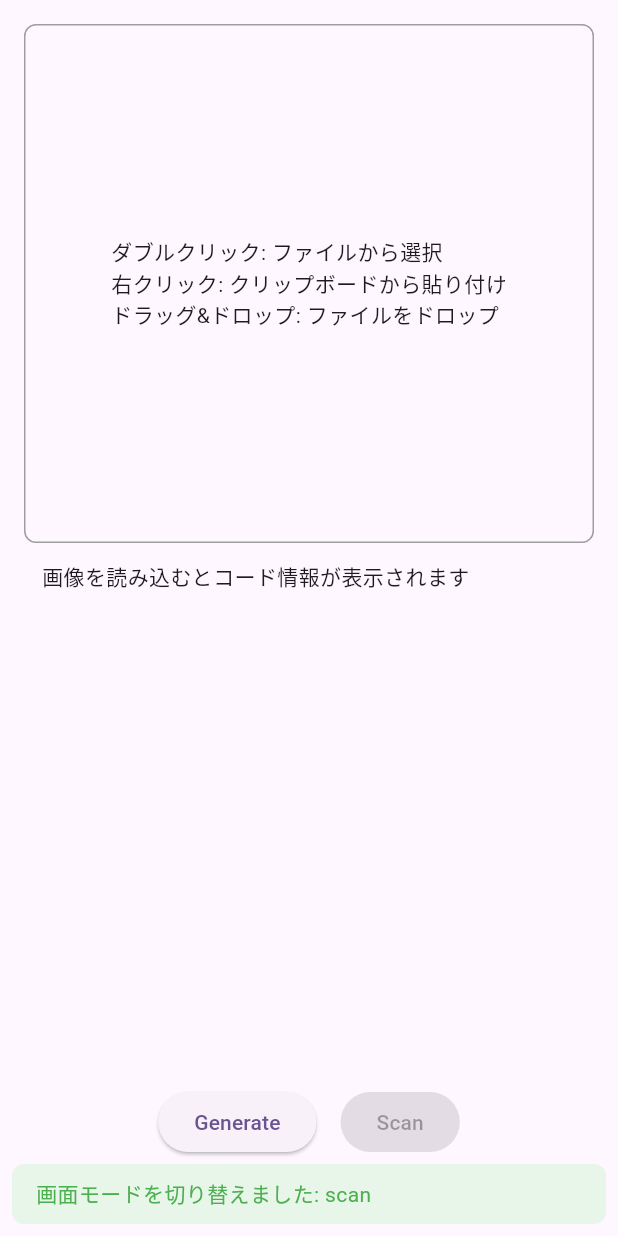
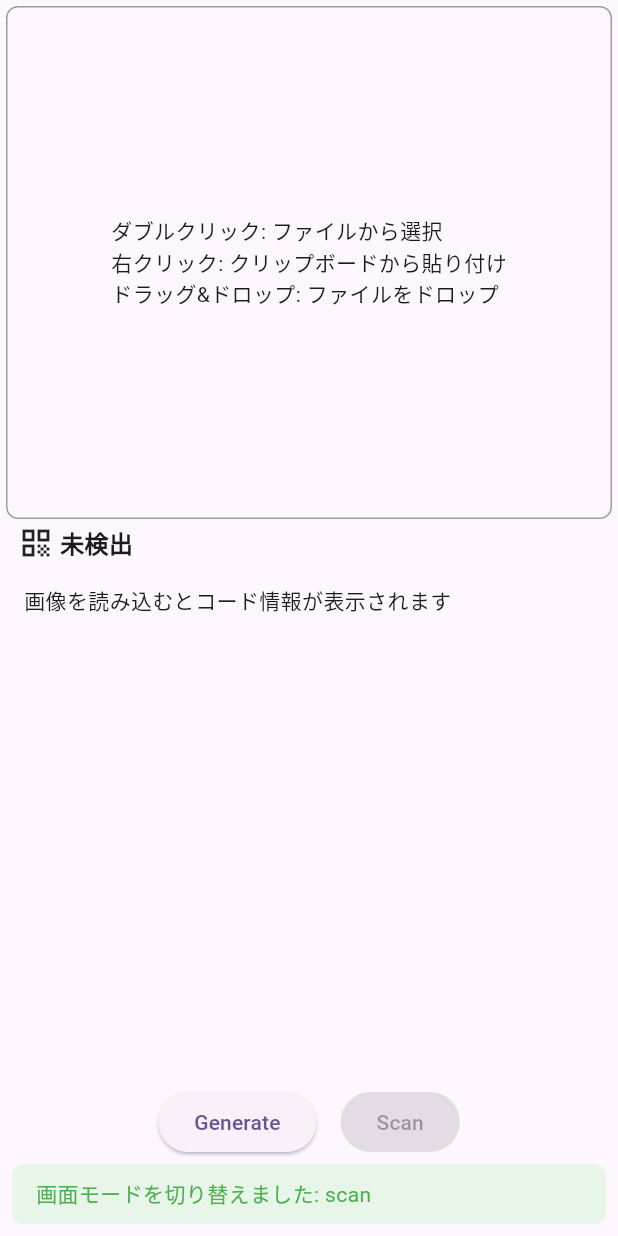
Before and after one commit to boarnasia/qrcodelyze_desktop, a Flutter app: the screen it shows after launch, after a tap on "Scan", on a phone screen of 412 x 824 dp. Run offline on Flutter 3.47's test engine with Material 3 defaults, Android fonts, the phone set to English and light mode, and no system bars; missing offline and left inert: desktop_drop, file_selector, flutter_zxing, pasteboard, window_manager.

Commit message:
ClaudeCodeへ指示をする前にコミットしておく

```diff
--- a/lib/models/barcode_format.dart
+++ b/lib/models/barcode_format.dart
@@ -243,7 +243,7 @@ class BarcodeFormats {
     return allFormats.map((f) => f.category).toSet().toList();
   }
 
-  static BarcodeFormatData get defaultFormat => allFormats.first;
+  static BarcodeFormatData get defaultFormat => getFormatByName('QR Code');
 }
 
 class BarcodeValidationResult {
--- a/lib/providers/scan_provider.dart
+++ b/lib/providers/scan_provider.dart
@@ -1,5 +1,6 @@
 import 'package:flutter/foundation.dart';
 import '../models/image_source.dart';
+import '../models/barcode_format.dart';
 
 class ScanProvider with ChangeNotifier {
   bool _isScanning = false;
@@ -9,6 +10,7 @@ class ScanProvider with ChangeNotifier {
   String? _codeContent;
   Uint8List? _previewData;
   ImageSource? _imageSource;
+  BarcodeFormatData? _currentFormat;
 
   bool get isScanning => _isScanning;
   String? get lastScannedData => _lastScannedData;
@@ -17,6 +19,7 @@ class ScanProvider with ChangeNotifier {
   String? get codeContent => _codeContent;
   Uint8List? get previewData => _previewData;
   ImageSource? get imageSource => _imageSource;
+  BarcodeFormatData? get currentFormat => _currentFormat;
 
   void startScanning() {
     _isScanning = true;
@@ -51,6 +54,11 @@ class ScanProvider with ChangeNotifier {
   void setCodeResult({String? type, String? content}) {
     _codeType = type;
     _codeContent = content;
+    if (type != null) {
+      _currentFormat = BarcodeFormats.getFormatByName(type);
+    } else {
+      _currentFormat = null;
+    }
     notifyListeners();
   }
 
--- a/lib/screens/scan_screen.dart
+++ b/lib/screens/scan_screen.dart
@@ -80,7 +80,7 @@ class _ScanScreenState extends State<ScanScreen> {
   @override
   Widget build(BuildContext context) {
     return Padding(
-      padding: const EdgeInsets.all(16.0),
+      padding: const EdgeInsets.all(4.0),
       child: Column(
         children: [
           Expanded(
@@ -120,6 +120,35 @@ class _ScanScreenState extends State<ScanScreen> {
               ),
             ),
           ),
+
+          const SizedBox(height: 4),
+
+          Consumer<ScanProvider>(
+            builder: (context, provider, _) {
+              return Row(
+                mainAxisAlignment: MainAxisAlignment.spaceBetween,
+                children: [
+                  Expanded( // コード種別表示
+                    flex: 1,
+                    child: Row(
+                      children: [
+                        SizedBox(width: 8),
+                        Icon(Icons.qr_code),
+                        SizedBox(width: 4),
+                        Text(
+                          provider.currentFormat?.name ?? '未検出',
+                          style: const TextStyle(fontWeight: FontWeight.bold, fontSize: 16),
+                        ),
+                      ],
+                    )
+                  ),
+                ],
+              );
+            },
+          ),
+
+          const SizedBox(height: 4),
+
           Expanded(
             child: Container(
               alignment: Alignment.topLeft,
```
